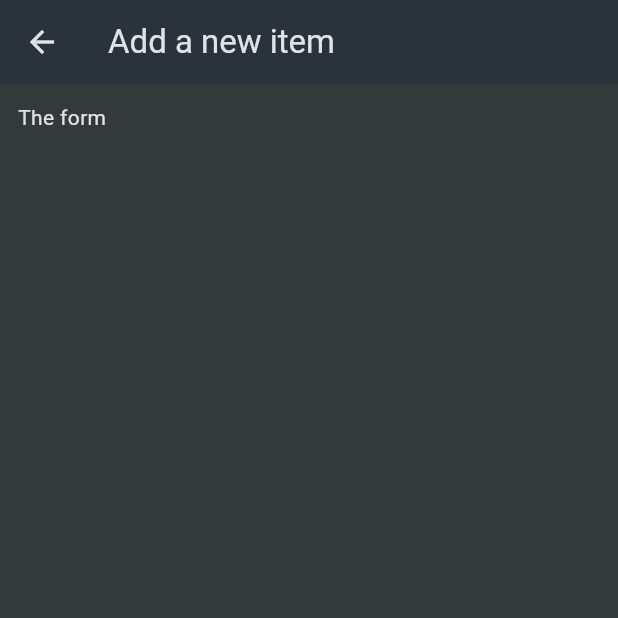
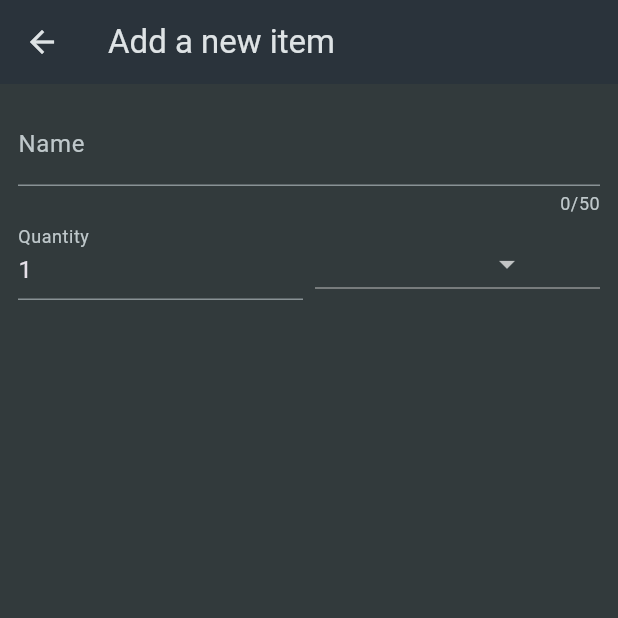
Before and after one commit to CommonLion/flutter_project, a Flutter app: the NewItem screen opened directly, on a phone screen of 412 x 824 dp, the top half of it. Run offline on Flutter 3.47's test engine with Material 3 defaults, Android fonts, the phone set to English and light mode, and no system bars; our stand-ins replace google_fonts.

Commit message:
update class
modify new_item widget

```diff
--- a/shopping_list/lib/widgets/new_item.dart
+++ b/shopping_list/lib/widgets/new_item.dart
@@ -1,6 +1,8 @@
 //사용자의 입력 관리.
 
+import 'package:flutter/foundation.dart';
 import 'package:flutter/material.dart';
+import 'package:shopping_list/data/categories.dart';
 
 class NewItem extends StatefulWidget {
   const NewItem({super.key});
@@ -17,7 +19,63 @@ class _NewItemState extends State<NewItem> {
       appBar: AppBar(
         title: const Text('Add a new item'),
       ),
-      body: const Padding(padding: EdgeInsets.all(12), child: Text('The form')),
+      body: Padding(
+        padding: const EdgeInsets.all(12),
+        child: Form(
+          child: Column(
+            children: [
+              TextFormField(
+                maxLength: 50,
+                decoration: const InputDecoration(
+                  label: Text('Name'),
+                ),
+                validator: (value) {
+                  return 'Demo...';
+                },
+              ), //instead of TextField()
+              Row(
+                crossAxisAlignment: CrossAxisAlignment.end,
+                children: [
+                  Expanded(
+                    //텍스트 양식 필드를 확장된 위젯으로 래핑한다.
+                    child: TextFormField(
+                      decoration: const InputDecoration(
+                        label: Text('Quantity'),
+                      ),
+                      initialValue: '1',
+                    ),
+                  ),
+                  const SizedBox(
+                    width: 8,
+                  ),
+                  //카테고리 선택하는 버튼/ 또한 버튼 약식 필드 위젯을 중심으로 확장한다.
+                  Expanded(
+                    child: DropdownButton(items: [
+                      for (final category in categories.entries)
+                        DropdownMenuItem(
+                          value: category.value,
+                          child: Row(
+                            children: [
+                              Container(
+                                width: 16,
+                                height: 16,
+                                color: category.value.color,
+                              ),
+                              const SizedBox(
+                                width: 6,
+                              ),
+                              Text(category.value.title),
+                            ],
+                          ),
+                        ),
+                    ], onChanged: (value) {}),
+                  ),
+                ],
+              ),
+            ],
+          ),
+        ),
+      ), //Form이 화면 유효성 검사도 해준다.
     );
   }
 }
```
